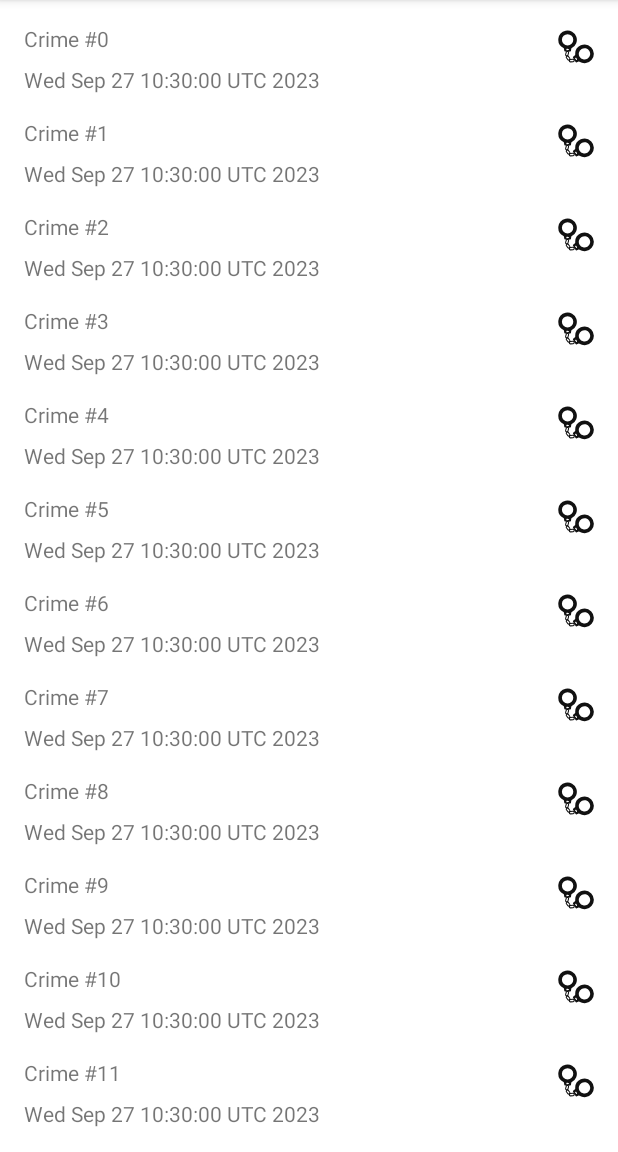
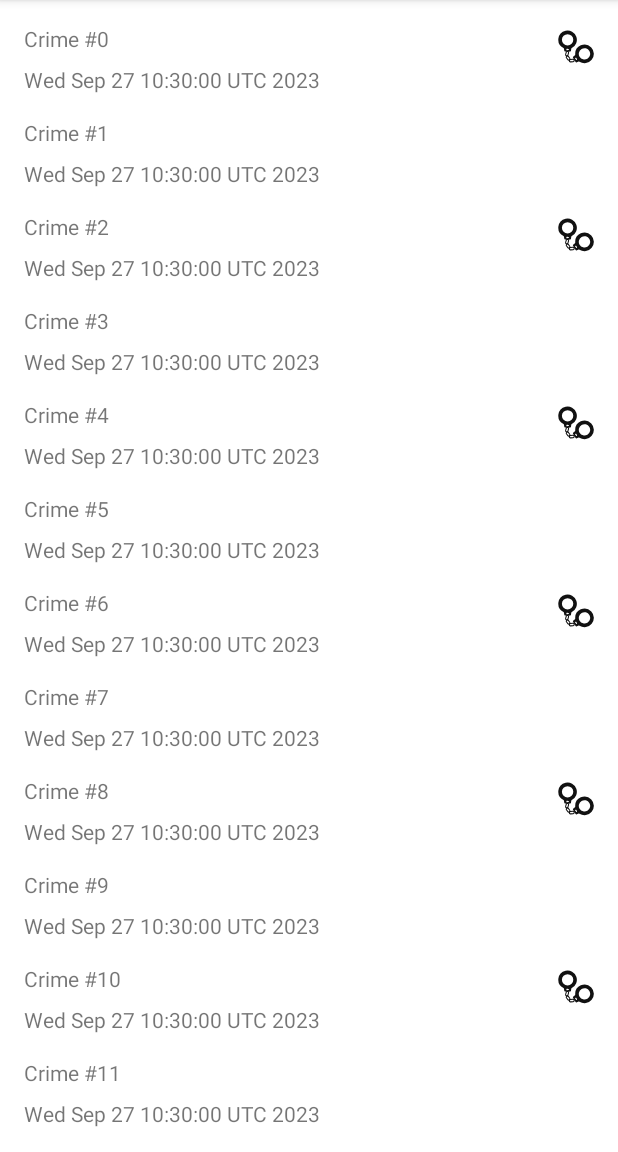
Before and after one commit to JRSiwiecki/CriminalIntent, an Android app: the screen it shows after launch (MainActivity), on a phone screen of 412 x 824 dp, the part 84-1236 px from its top. Run offline under Robolectric (Android 15) with nearby library versions, the phone set to English and light mode, and no system bars.

Commit message:
Allow only solved crimes to have icons

```diff
--- a/app/src/main/java/com/bignerdranch/android/criminalintent/CrimeListAdapter.kt
+++ b/app/src/main/java/com/bignerdranch/android/criminalintent/CrimeListAdapter.kt
@@ -1,6 +1,7 @@
 package com.bignerdranch.android.criminalintent
 
 import android.view.LayoutInflater
+import android.view.View
 import android.view.ViewGroup
 import android.widget.Toast
 import androidx.recyclerview.widget.RecyclerView
@@ -19,6 +20,12 @@ class CrimeHolder (
                 "${crime.title} clicked!",
                 Toast.LENGTH_SHORT
             ).show()
+        }
+
+        binding.crimeSolved.visibility = if (crime.isSolved) {
+            View.VISIBLE
+        } else {
+            View.GONE
         }
     }
 }
--- a/app/src/main/res/layout/list_item_crime.xml
+++ b/app/src/main/res/layout/list_item_crime.xml
@@ -14,7 +14,7 @@
         android:layout_marginTop="16dp"
         android:layout_marginEnd="8dp"
         android:text="Crime Title"
-        app:layout_constraintEnd_toStartOf="@+id/imageView"
+        app:layout_constraintEnd_toStartOf="@+id/crime_solved"
         app:layout_constraintStart_toStartOf="parent"
         app:layout_constraintTop_toTopOf="parent" />
 
@@ -26,12 +26,12 @@
         android:layout_marginTop="8dp"
         android:layout_marginEnd="8dp"
         android:text="Crime Date"
-        app:layout_constraintEnd_toStartOf="@+id/imageView"
+        app:layout_constraintEnd_toStartOf="@+id/crime_solved"
         app:layout_constraintStart_toStartOf="parent"
         app:layout_constraintTop_toBottomOf="@+id/crime_title" />
 
     <ImageView
-        android:id="@+id/imageView"
+        android:id="@+id/crime_solved"
         android:layout_width="wrap_content"
         android:layout_height="wrap_content"
         android:layout_marginEnd="16dp"
```
